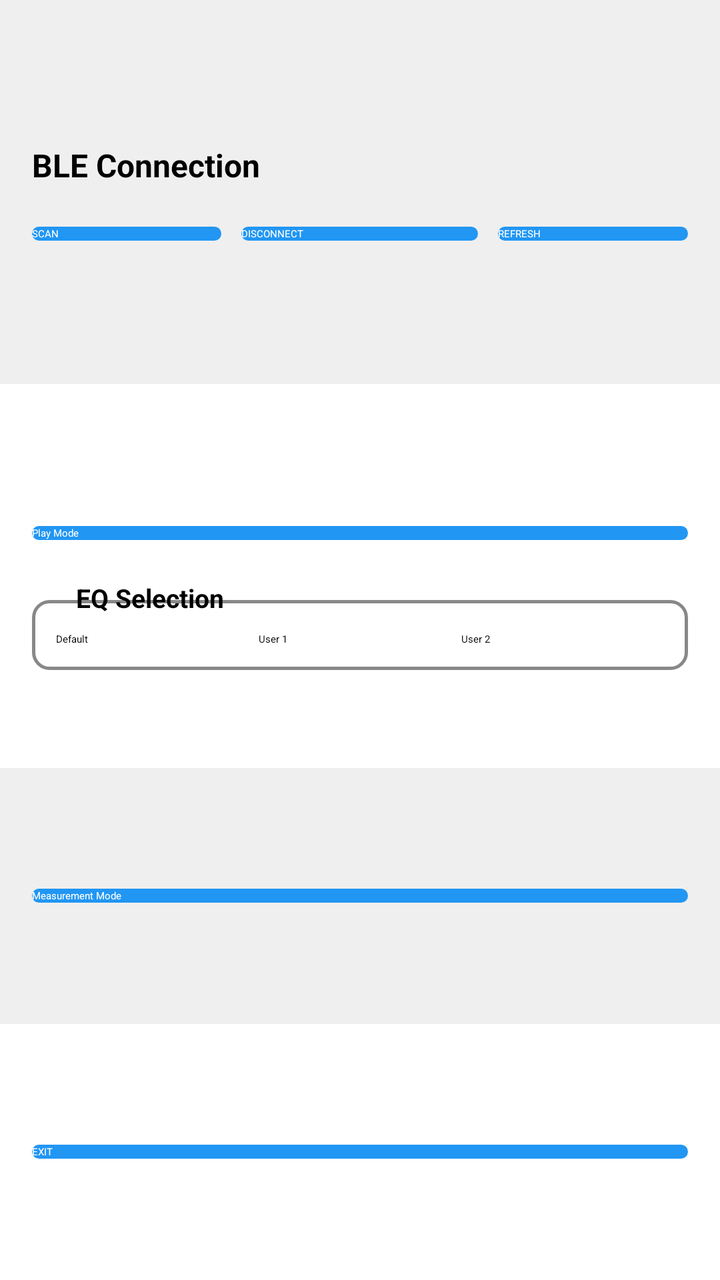
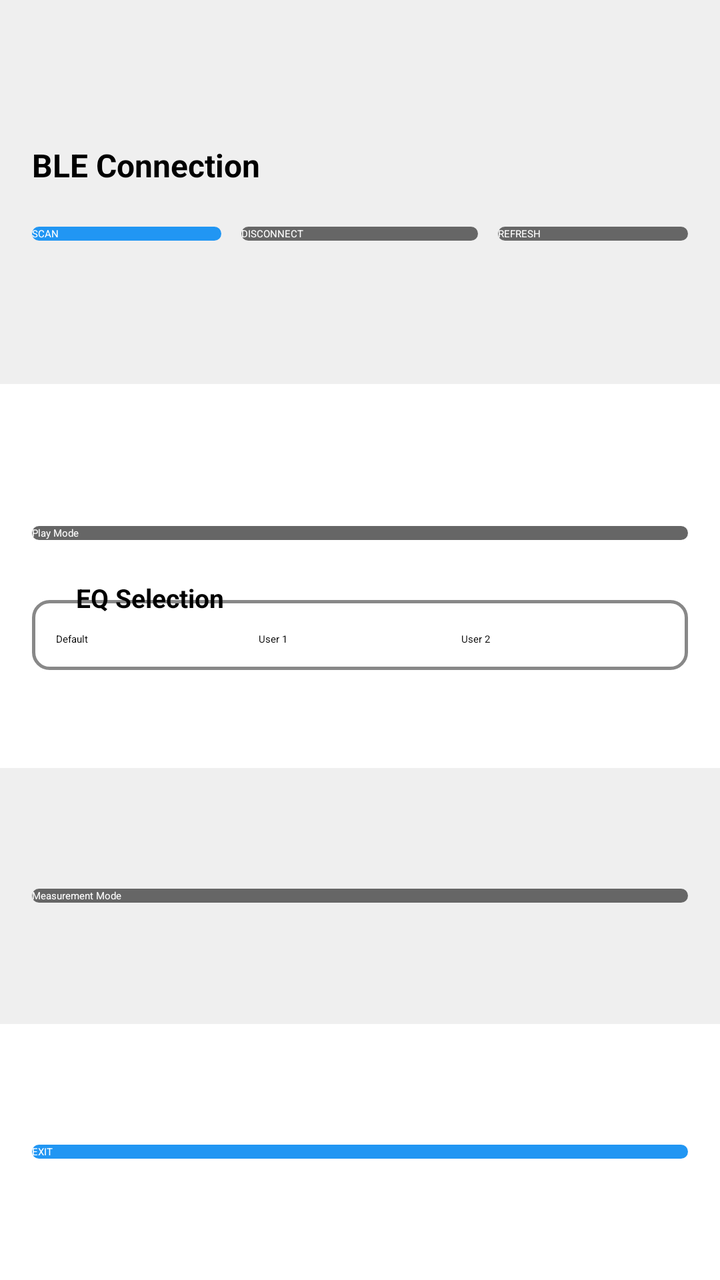

Compare the two renders of this Android layout. The source of the first and the diff that turns it into the second are given below.
<!-- AndroidManifest.xml: activity theme Theme.App.Starting -->
<!-- res/layout/activity_main.xml -->
<?xml version="1.0" encoding="utf-8"?>
<LinearLayout xmlns:android="http://schemas.android.com/apk/res/android"
    android:layout_width="match_parent"
    android:layout_height="match_parent"
    android:orientation="vertical">

    
    
    
    <LinearLayout
        android:layout_width="match_parent"
        android:layout_height="0dp"
        android:layout_weight="3"
        android:background="#10000000"
        android:gravity="center"
        android:orientation="vertical">

        <TextView
            android:id="@+id/textView"
            android:layout_width="match_parent"
            android:layout_height="wrap_content"
            android:layout_marginLeft="16dp"
            android:layout_marginRight="16dp"
            android:layout_marginBottom="20dp"
            android:text="@string/ble_connection"
            android:textColor="@color/black"
            android:textSize="16sp"
            android:textStyle="bold" />

        <LinearLayout
            android:layout_width="match_parent"
            android:layout_height="wrap_content"
            android:layout_marginLeft="16dp"
            android:layout_marginRight="16dp"
            android:orientation="horizontal">

            <android.widget.Button
                android:id="@+id/btnBLEScan"
                android:layout_width="0dp"
                android:layout_height="wrap_content"
                android:layout_gravity="center"
                android:layout_marginRight="10dp"
                android:layout_weight="4"
                android:background="@drawable/bg_button"
                android:text="@string/btn_ble_scan"
                android:textColor="@color/btn_text_color" />

            <android.widget.Button
                android:id="@+id/btnBLEDisconnect"
                android:layout_width="0dp"
                android:layout_height="wrap_content"
                android:layout_gravity="center"
                android:layout_weight="5"
                android:background="@drawable/bg_button"
                android:text="@string/btn_ble_disconnect"
                android:textColor="@color/btn_text_color" />

            <android.widget.Button
                android:id="@+id/btnBLERefresh"
                android:layout_width="0dp"
                android:layout_height="wrap_content"
                android:layout_gravity="center"
                android:layout_marginLeft="10dp"
                android:layout_weight="4"
                android:background="@drawable/bg_button"
                android:text="@string/btn_ble_refresh"
                android:textColor="@color/btn_text_color" />
        </LinearLayout>

    </LinearLayout>

    
    
    
    <LinearLayout
        android:layout_width="match_parent"
        android:layout_height="0dp"
        android:layout_weight="3"
        android:gravity="center"
        android:orientation="vertical"
        android:padding="16dp">

        
        <LinearLayout
            android:layout_width="match_parent"
            android:layout_height="0dp"
            android:layout_marginBottom="10dp"
            android:layout_weight="4"
            android:gravity="bottom">

            <android.widget.Button
                android:id="@+id/btnPlayMode"
                android:layout_width="match_parent"
                android:layout_height="wrap_content"
                android:layout_alignParentTop="true"
                android:layout_centerHorizontal="true"
                android:layout_weight="1"
                android:background="@drawable/bg_button"
                android:text="@string/play_mode"
                android:textColor="@color/btn_text_color" />
        </LinearLayout>

        <LinearLayout
            android:layout_width="match_parent"
            android:layout_height="0dp"
            android:layout_marginTop="10dp"
            android:layout_weight="5"
            android:gravity="top">

            <RelativeLayout
                android:id="@+id/containerEqGroup"
                android:layout_width="match_parent"
                android:layout_height="wrap_content"
                android:layout_alignParentBottom="true"
                android:layout_weight="1">

                
                <LinearLayout
                    android:id="@+id/boxEqBorder"
                    android:layout_width="match_parent"
                    android:layout_height="wrap_content"
                    android:layout_marginTop="10dp"
                    android:background="@drawable/border_eq_group"
                    android:orientation="vertical"
                    android:paddingStart="12dp"
                    android:paddingTop="16dp"
                    android:paddingEnd="12dp"
                    android:paddingBottom="12dp">

                    
                    <RadioGroup
                        android:id="@+id/radioGroupEqSelection"
                        android:layout_width="match_parent"
                        android:layout_height="wrap_content"
                        android:orientation="horizontal">

                        <RadioButton
                            android:id="@+id/radioEQDefault"
                            android:layout_width="0dp"
                            android:layout_height="wrap_content"
                            android:layout_weight="1"
                            android:checked="true"
                            android:text="@string/eq_default" />

                        <RadioButton
                            android:id="@+id/radioEQUser1"
                            android:layout_width="0dp"
                            android:layout_height="wrap_content"
                            android:layout_weight="1"
                            android:text="@string/eq_user1" />

                        <RadioButton
                            android:id="@+id/radioEQUser2"
                            android:layout_width="0dp"
                            android:layout_height="wrap_content"
                            android:layout_weight="1"
                            android:text="@string/eq_user2" />
                    </RadioGroup>
                </LinearLayout>

                
                <TextView
                    android:id="@+id/tvEqSelectionTitle"
                    android:layout_width="wrap_content"
                    android:layout_height="wrap_content"
                    android:layout_alignParentStart="true"
                    android:layout_alignParentTop="true"
                    android:layout_marginStart="16dp"
                    android:background="?android:attr/windowBackground"
                    android:paddingStart="6dp"
                    android:paddingEnd="6dp"
                    android:text="@string/eq_selection"
                    android:textColor="@android:color/black"
                    android:textSize="13sp"
                    android:textStyle="bold" />

            </RelativeLayout>
        </LinearLayout>

        
    </LinearLayout>

    
    
    
    <LinearLayout
        android:layout_width="match_parent"
        android:layout_height="0dp"
        android:layout_weight="2"
        android:background="#10000000"
        android:gravity="center"
        android:orientation="vertical">

        <android.widget.Button
            android:id="@+id/btnMeasurementMode"
            android:layout_width="match_parent"
            android:layout_height="wrap_content"
            android:layout_gravity="center"
            android:layout_marginLeft="16dp"
            android:layout_marginRight="16dp"
            android:background="@drawable/bg_button"
            android:text="@string/measurement_mode"
            android:textColor="@color/btn_text_color" />
    </LinearLayout>

    
    
    
    <LinearLayout
        android:layout_width="match_parent"
        android:layout_height="0dp"
        android:layout_weight="2"
        android:gravity="center"
        android:orientation="vertical">

        <android.widget.Button
            android:id="@+id/btnExit"
            android:layout_width="match_parent"
            android:layout_height="wrap_content"
            android:layout_gravity="center"
            android:layout_marginLeft="16dp"
            android:layout_marginRight="16dp"
            android:background="@drawable/bg_button"
            android:text="@string/exit"
            android:textColor="@color/btn_text_color" />
    </LinearLayout>

</LinearLayout>
<!-- resources referenced by this layout -->
<resources>
  <color name="black">#FF000000</color>
  <color name="btn_text_color">#FFFFFFFF</color>
  <!-- drawable bg_button (drawable) -->
  <?xml version="1.0" encoding="utf-8"?>
  <selector xmlns:android="http://schemas.android.com/apk/res/android">
  
      
      <item android:state_pressed="true">
          <shape android:shape="rectangle">
              <solid android:color="#2196F3" /> 
              <corners android:radius="24dp" /> 
          </shape>
      </item>
  
      
      <item>
          <shape android:shape="rectangle">
              <solid android:color="#2196F3" /> 
              <corners android:radius="24dp" /> 
          </shape>
      </item>
  
  </selector>
  <!-- drawable border_eq_group (drawable) -->
  <?xml version="1.0" encoding="utf-8"?>
  <shape xmlns:android="http://schemas.android.com/apk/res/android"
      android:shape="rectangle">
      <solid android:color="@android:color/transparent" />
      <stroke
          android:width="1.5dp"
          android:color="#888888" /> 
      <corners android:radius="8dp" /> 
  </shape>
  <string name="ble_connection">BLE Connection</string>
  <string name="btn_ble_disconnect">DISCONNECT</string>
  <string name="btn_ble_refresh">REFRESH</string>
  <string name="btn_ble_scan">SCAN</string>
  <string name="eq_default">Default</string>
  <string name="eq_selection">EQ Selection</string>
  <string name="eq_user1">User 1</string>
  <string name="eq_user2">User 2</string>
  <string name="exit">EXIT</string>
  <string name="measurement_mode">Measurement Mode</string>
  <string name="play_mode">Play Mode</string>
  <style name="Theme.App.Starting" parent="Theme.SplashScreen">
          
          <item name="windowSplashScreenBackground">#FFFFFF</item>
  
          
          <item name="windowSplashScreenIconBackgroundColor">#FFFFFF</item>
  
          
          <item name="windowSplashScreenAnimatedIcon">@drawable/ic_expamedia_logo</item>
  
          
          <item name="postSplashScreenTheme">@style/Theme.RoomEqualizer</item>
      </style>
  <!-- drawable ic_expamedia_logo: png bitmap (drawable, 61023 bytes) -->
  <style name="Theme.RoomEqualizer" parent="Theme.AppCompat.DayNight.NoActionBar">
          
          <item name="colorPrimary">@color/purple_500</item>
          <item name="colorPrimaryDark">@color/purple_700</item>
          <item name="colorAccent">@color/teal_200</item>
      </style>
  <color name="purple_500">#FF6200EE</color>
  <color name="purple_700">#FF3700B3</color>
  <color name="teal_200">#FF03DAC5</color>
</resources>

<!-- the commit's change to res/layout/activity_main.xml (unified diff, before → after) -->
@@ -41,7 +41,7 @@
                 android:layout_gravity="center"
                 android:layout_marginRight="10dp"
                 android:layout_weight="4"
-                android:background="@drawable/bg_button"
+                android:background="@drawable/bg_button_connected"
                 android:text="@string/btn_ble_scan"
                 android:textColor="@color/btn_text_color" />
 
@@ -51,7 +51,7 @@
                 android:layout_height="wrap_content"
                 android:layout_gravity="center"
                 android:layout_weight="5"
-                android:background="@drawable/bg_button"
+                android:background="@drawable/bg_button_not_connected"
                 android:text="@string/btn_ble_disconnect"
                 android:textColor="@color/btn_text_color" />
 
@@ -62,7 +62,7 @@
                 android:layout_gravity="center"
                 android:layout_marginLeft="10dp"
                 android:layout_weight="4"
-                android:background="@drawable/bg_button"
+                android:background="@drawable/bg_button_not_connected"
                 android:text="@string/btn_ble_refresh"
                 android:textColor="@color/btn_text_color" />
         </LinearLayout>
@@ -95,7 +95,7 @@
                 android:layout_alignParentTop="true"
                 android:layout_centerHorizontal="true"
                 android:layout_weight="1"
-                android:background="@drawable/bg_button"
+                android:background="@drawable/bg_button_not_connected"
                 android:text="@string/play_mode"
                 android:textColor="@color/btn_text_color" />
         </LinearLayout>
@@ -198,7 +198,7 @@
             android:layout_gravity="center"
             android:layout_marginLeft="16dp"
             android:layout_marginRight="16dp"
-            android:background="@drawable/bg_button"
+            android:background="@drawable/bg_button_not_connected"
             android:text="@string/measurement_mode"
             android:textColor="@color/btn_text_color" />
     </LinearLayout>
@@ -220,7 +220,7 @@
             android:layout_gravity="center"
             android:layout_marginLeft="16dp"
             android:layout_marginRight="16dp"
-            android:background="@drawable/bg_button"
+            android:background="@drawable/bg_button_connected"
             android:text="@string/exit"
             android:textColor="@color/btn_text_color" />
     </LinearLayout>
<!-- resource entries referenced after the edit -->
@@ -2,7 +2,7 @@
 <resources>
   <color name="black">#FF000000</color>
   <color name="btn_text_color">#FFFFFFFF</color>
-  <!-- drawable bg_button (drawable) -->
+  <!-- drawable bg_button_connected (drawable) -->
   <?xml version="1.0" encoding="utf-8"?>
   <selector xmlns:android="http://schemas.android.com/apk/res/android">
   
@@ -18,6 +18,27 @@
       <item>
           <shape android:shape="rectangle">
               <solid android:color="#2196F3" /> 
+              <corners android:radius="24dp" /> 
+          </shape>
+      </item>
+  
+  </selector>
+  <!-- drawable bg_button_not_connected (drawable) -->
+  <?xml version="1.0" encoding="utf-8"?>
+  <selector xmlns:android="http://schemas.android.com/apk/res/android">
+  
+      
+      <item android:state_pressed="true">
+          <shape android:shape="rectangle">
+              <solid android:color="#FF666666" /> 
+              <corners android:radius="24dp" /> 
+          </shape>
+      </item>
+  
+      
+      <item>
+          <shape android:shape="rectangle">
+              <solid android:color="#FF666666" /> 
               <corners android:radius="24dp" /> 
           </shape>
       </item>
